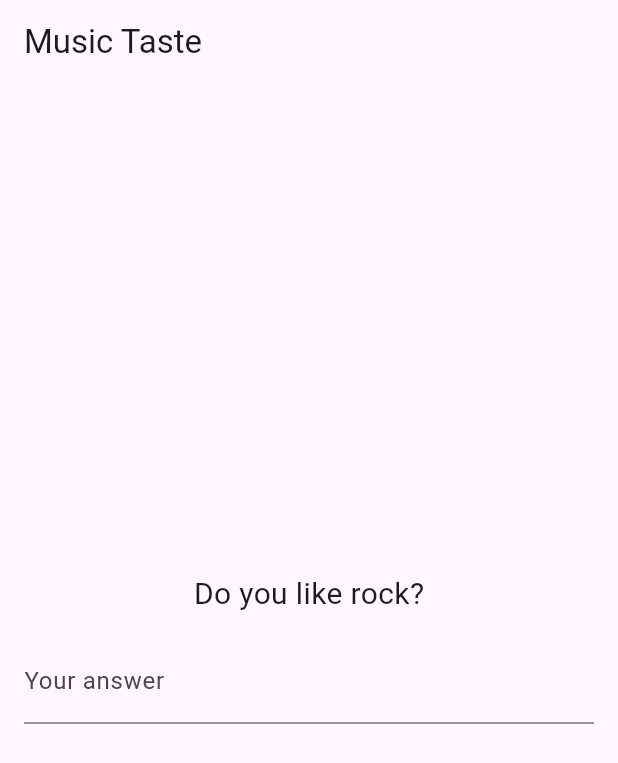
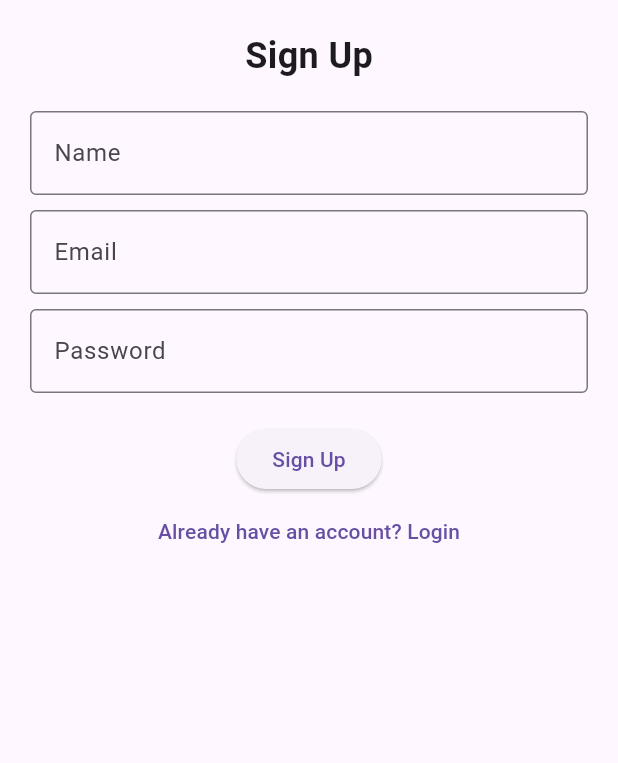
Before and after one commit to RoSteik/lab1mobiles, a Flutter app: the screen it shows after launch, on a phone screen of 412 x 824 dp. Shown: the top 763 px of the screen. Run offline on Flutter 3.47's test engine with Material 3 defaults, Android fonts, the phone set to English and light mode, and no system bars.

Commit message:
added lab 2 code

```diff
--- /dev/null
+++ b/lib/lab2/registration_page.dart
@@ -0,0 +1,58 @@
+import 'package:flutter/material.dart';
+
+class RegistrationPage extends StatelessWidget {
+  const RegistrationPage({super.key});
+
+  @override
+  Widget build(BuildContext context) {
+    return Scaffold(
+      body: SingleChildScrollView(
+        padding: const EdgeInsets.all(20),
+        child: Column(
+          mainAxisAlignment: MainAxisAlignment.center,
+          children: [
+            const Text(
+              'Sign Up',
+              style: TextStyle(fontSize: 24, fontWeight: FontWeight.bold),
+            ),
+            const SizedBox(height: 20),
+            TextFormField(
+              decoration: const InputDecoration(
+                labelText: 'Name',
+                border: OutlineInputBorder(),
+              ),
+            ),
+            const SizedBox(height: 10),
+            TextFormField(
+              decoration: const InputDecoration(
+                labelText: 'Email',
+                border: OutlineInputBorder(),
+              ),
+            ),
+            const SizedBox(height: 10),
+            TextFormField(
+              obscureText: true,
+              decoration: const InputDecoration(
+                labelText: 'Password',
+                border: OutlineInputBorder(),
+              ),
+            ),
+            const SizedBox(height: 20),
+            ElevatedButton(
+              onPressed: () {
+                // Perform registration logic
+              },
+              child: const Text('Sign Up'),
+            ),
+            TextButton(
+              onPressed: () {
+                Navigator.pop(context);
+              },
+              child: const Text('Already have an account? Login'),
+            ),
+          ],
+        ),
+      ),
+    );
+  }
+}
--- a/lib/main.dart
+++ b/lib/main.dart
@@ -1,5 +1,8 @@
 import 'package:flutter/material.dart';
-import 'package:url_launcher/url_launcher.dart';
+import 'package:my_project/lab2/login_page.dart';
+import 'package:my_project/lab2/main_page.dart';
+import 'package:my_project/lab2/registration_page.dart';
+import 'package:my_project/lab2/user_profile_page.dart';
 
 void main() {
   runApp(const MyApp());
@@ -10,80 +13,18 @@ class MyApp extends StatelessWidget {
 
   @override
   Widget build(BuildContext context) {
-    return const MaterialApp(
-      home: RockQuestionWidget(),
+    return MaterialApp(
+      title: 'Fitness App',
+      theme: ThemeData(
+        primarySwatch: Colors.blue,
+      ),
+      initialRoute: '/registration',
+      routes: {
+        '/': (context) => const MainPage(),
+        '/login': (context) => const LoginPage(),
+        '/registration': (context) => const RegistrationPage(),
+        '/profile': (context) => const UserProfilePage(),
+      },
     );
   }
 }
-
-class RockQuestionWidget extends StatefulWidget {
-  const RockQuestionWidget({super.key});
-
-  @override
-  State<RockQuestionWidget> createState() => _RockQuestionWidgetState();
-}
-
-class _RockQuestionWidgetState extends State<RockQuestionWidget> {
-  String _displayText = 'Do you like rock?';
-  bool _showLink = false;
-  final TextEditingController _controller = TextEditingController();
-
-  void _updateDisplayText() {
-    setState(() {
-      if (_controller.text.trim().toLowerCase() == 'linkin park') {
-        _displayText = 'Oh you have taste in music!';
-        _showLink = false;
-      } else {
-        _displayText = 'Give me a normal rock group name';
-        _showLink = true;
-      }
-    });
-  }
-
-
-  Future<void> _launchURL() async {
-    final Uri url = Uri.parse('https://www.youtube.com/watch?v=dQw4w9WgXcQ'); // Rickroll link
-    if (!await launchUrl(url)) {
-      throw 'Could not launch $url';
-    }
-  }
-
-
-
-  @override
-  Widget build(BuildContext context) {
-    return Scaffold(
-      appBar: AppBar(
-        title: const Text('Music Taste'),
-      ),
-      body: Center(
-        child: Column(
-          mainAxisAlignment: MainAxisAlignment.center,
-          children: [
-            Text(_displayText, style: const TextStyle(fontSize: 20)),
-            Padding(
-              padding: const EdgeInsets.all(16),
-              child: TextField(
-                key: const Key('responseField'),
-                controller: _controller,
-                decoration: const InputDecoration(
-                  labelText: 'Your answer',
-                ),
-                onSubmitted: (_) => _updateDisplayText(),
-              ),
-            ),
-            if (_showLink) // Display link if _showLink is true
-              GestureDetector(
-                onTap: _launchURL,
-                child: const Text(
-                  'Discover more here!',
-                  style: TextStyle(fontSize: 18, color: Colors.blue,
-                  decoration: TextDecoration.underline),
-                ),
-              ),
-          ],
-        ),
-      ),
-    );
-  }
-}
--- a/pubspec.yaml
+++ b/pubspec.yaml
@@ -32,6 +32,8 @@ dependencies:
     sdk: flutter
 
   url_launcher: ^6.2.5
+  flutter_bloc: ^8.0.1
+  flutter_screenutil: ^5.0.0+2
 
   # The following adds the Cupertino Icons font to your application.
   # Use with the CupertinoIcons class for iOS style icons.
```
Also changed, not shown: lib/lab1.dart (added, +74 -0 lines), lib/lab2/login_page.dart (added, +55 -0 lines), lib/lab2/main_page.dart (added, +204 -0 lines), lib/lab2/user_profile_page.dart (added, +54 -0 lines), pubspec.lock.
